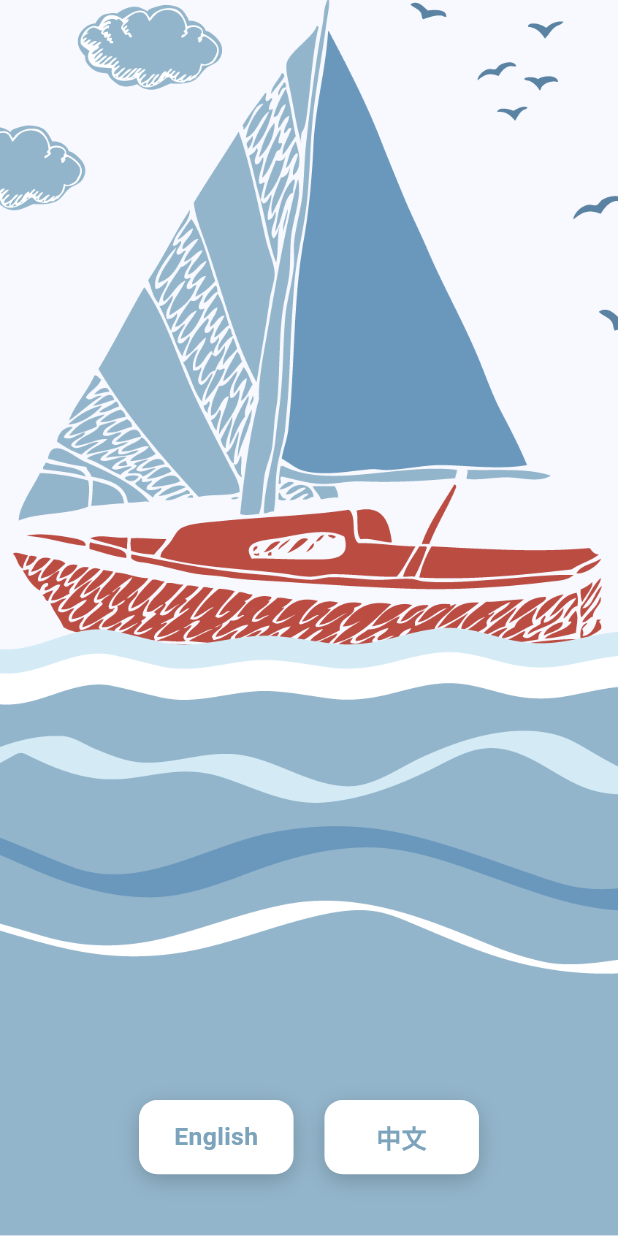
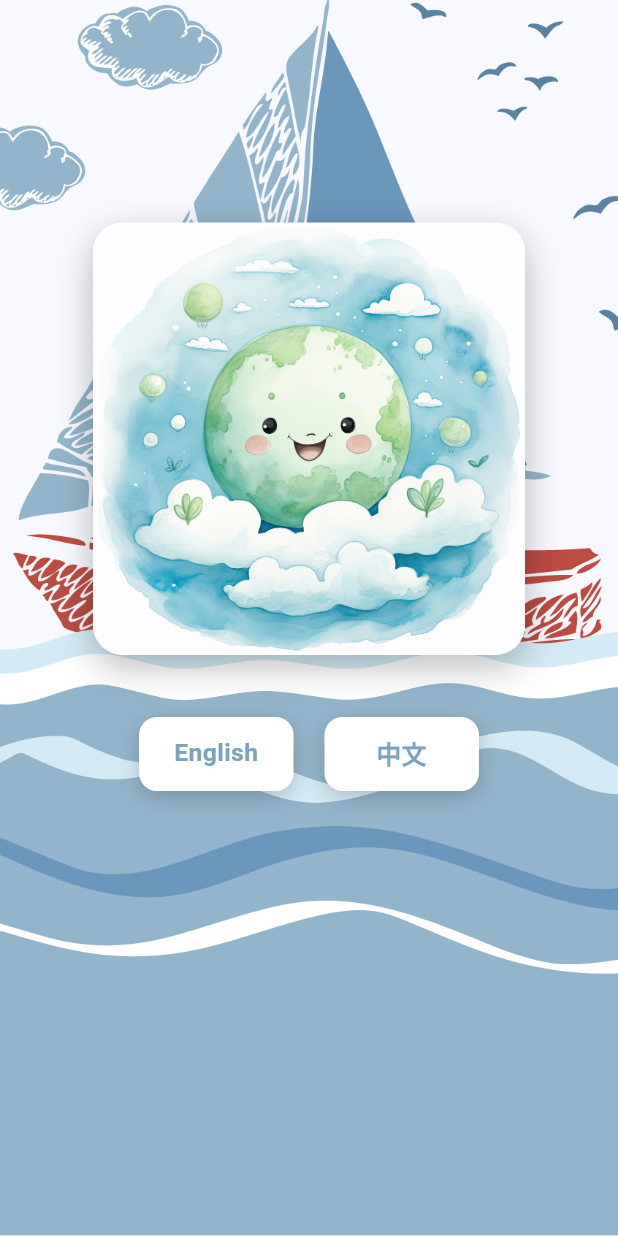
Before and after one commit to StoryBeeBooks/cangrant, a Flutter app: the screen it shows after launch, on a phone screen of 412 x 824 dp. Run offline on Flutter 3.47's test engine with Material 3 defaults, Android fonts, the phone set to English and light mode, and no system bars; our stand-ins replace google_sign_in, shared_preferences, sign_in_with_apple, supabase_flutter; accounts and stored records are empty.

Commit message:
Add orientation-aware language selection screen: featured image at top (portrait) or right (landscape) with responsive sizing

```diff
--- a/lib/screens/pre_login/language_selection_screen.dart
+++ b/lib/screens/pre_login/language_selection_screen.dart
@@ -23,36 +23,77 @@ class LanguageSelectionScreen extends StatelessWidget {
 
   @override
   Widget build(BuildContext context) {
+    final screenWidth = MediaQuery.of(context).size.width;
+    final screenHeight = MediaQuery.of(context).size.height;
+    final isLandscape = screenWidth > screenHeight;
+
     return Scaffold(
       body: Stack(
         children: [
-          // Background image covering full screen dynamically
+          // Background image covering full screen
           Positioned.fill(
-            child: LayoutBuilder(
-              builder: (context, constraints) {
-                // Use BoxFit.cover to fill the screen while maintaining aspect ratio
-                return Image.asset(
+            child: Image.asset(
               'assets/images/172.png',
               fit: BoxFit.cover,
               alignment: Alignment.center,
-                );
-              },
             ),
           ),
 
-          // Language buttons
+          // Main content with orientation-aware layout
           SafeArea(
-            child: Column(
-              mainAxisAlignment: MainAxisAlignment.end,
+            child: isLandscape
+                ? _buildLandscapeLayout(context, screenWidth, screenHeight)
+                : _buildPortraitLayout(context, screenWidth, screenHeight),
+          ),
+        ],
+      ),
+    );
+  }
+
+  // Portrait layout: Image at top-center, buttons below
+  Widget _buildPortraitLayout(
+    BuildContext context,
+    double screenWidth,
+    double screenHeight,
+  ) {
+    return Column(
+      mainAxisAlignment: MainAxisAlignment.center,
       children: [
-                const Spacer(),
+        const Spacer(flex: 1),
 
-                // Language buttons at the bottom
+        // Language background image at upper-middle
         Padding(
-                  padding: EdgeInsets.symmetric(
-                    horizontal: MediaQuery.of(context).size.width * 0.08,
-                    vertical: MediaQuery.of(context).size.height * 0.05,
+          padding: EdgeInsets.symmetric(horizontal: screenWidth * 0.1),
+          child: Container(
+            constraints: BoxConstraints(
+              maxWidth: screenWidth * 0.7,
+              maxHeight: screenHeight * 0.35,
             ),
+            decoration: BoxDecoration(
+              borderRadius: BorderRadius.circular(20),
+              boxShadow: [
+                BoxShadow(
+                  color: Colors.black.withOpacity(0.25),
+                  blurRadius: 20,
+                  offset: const Offset(0, 8),
+                ),
+              ],
+            ),
+            child: ClipRRect(
+              borderRadius: BorderRadius.circular(20),
+              child: Image.asset(
+                'assets/images/language background.jpg',
+                fit: BoxFit.contain,
+              ),
+            ),
+          ),
+        ),
+
+        SizedBox(height: screenHeight * 0.05),
+
+        // Language buttons below the image
+        Padding(
+          padding: EdgeInsets.symmetric(horizontal: screenWidth * 0.08),
           child: Row(
             mainAxisAlignment: MainAxisAlignment.center,
             children: [
@@ -61,23 +102,99 @@ class LanguageSelectionScreen extends StatelessWidget {
                 context,
                 label: 'English',
                 onTap: () => _selectLanguage(context, 'en'),
+                screenWidth: screenWidth,
               ),
-                      SizedBox(width: MediaQuery.of(context).size.width * 0.05),
+              SizedBox(width: screenWidth * 0.05),
 
               // Chinese button
               _buildLanguageButton(
                 context,
                 label: '中文',
                 onTap: () => _selectLanguage(context, 'zh'),
+                screenWidth: screenWidth,
+              ),
+            ],
+          ),
+        ),
+
+        const Spacer(flex: 2),
+      ],
+    );
+  }
+
+  // Landscape layout: Image on right, buttons on right
+  Widget _buildLandscapeLayout(
+    BuildContext context,
+    double screenWidth,
+    double screenHeight,
+  ) {
+    return Row(
+      children: [
+        // Left side - empty space or can add branding
+        const Spacer(flex: 1),
+
+        // Right side - Image and buttons
+        Expanded(
+          flex: 2,
+          child: Column(
+            mainAxisAlignment: MainAxisAlignment.center,
+            children: [
+              // Language background image
+              Padding(
+                padding: EdgeInsets.symmetric(horizontal: screenWidth * 0.05),
+                child: Container(
+                  constraints: BoxConstraints(
+                    maxWidth: screenWidth * 0.35,
+                    maxHeight: screenHeight * 0.5,
+                  ),
+                  decoration: BoxDecoration(
+                    borderRadius: BorderRadius.circular(16),
+                    boxShadow: [
+                      BoxShadow(
+                        color: Colors.black.withOpacity(0.25),
+                        blurRadius: 16,
+                        offset: const Offset(0, 6),
+                      ),
+                    ],
+                  ),
+                  child: ClipRRect(
+                    borderRadius: BorderRadius.circular(16),
+                    child: Image.asset(
+                      'assets/images/language background.jpg',
+                      fit: BoxFit.contain,
+                    ),
+                  ),
+                ),
+              ),
+
+              SizedBox(height: screenHeight * 0.05),
+
+              // Language buttons
+              Row(
+                mainAxisAlignment: MainAxisAlignment.center,
+                children: [
+                  // English button
+                  _buildLanguageButton(
+                    context,
+                    label: 'English',
+                    onTap: () => _selectLanguage(context, 'en'),
+                    screenWidth: screenWidth,
+                  ),
+                  SizedBox(width: screenWidth * 0.03),
+
+                  // Chinese button
+                  _buildLanguageButton(
+                    context,
+                    label: '中文',
+                    onTap: () => _selectLanguage(context, 'zh'),
+                    screenWidth: screenWidth,
+                  ),
+                ],
               ),
             ],
           ),
         ),
       ],
-            ),
-          ),
-        ],
-      ),
     );
   }
 
@@ -85,9 +202,9 @@ class LanguageSelectionScreen extends StatelessWidget {
     BuildContext context, {
     required String label,
     required VoidCallback onTap,
+    required double screenWidth,
   }) {
     // Calculate responsive button size
-    final screenWidth = MediaQuery.of(context).size.width;
     final buttonWidth = (screenWidth * 0.25).clamp(100.0, 130.0);
     final buttonHeight = (screenWidth * 0.12).clamp(45.0, 60.0);
 
```
Also changed, not shown: 1 other file. Lines whose indentation alone changed are shown as unchanged.
